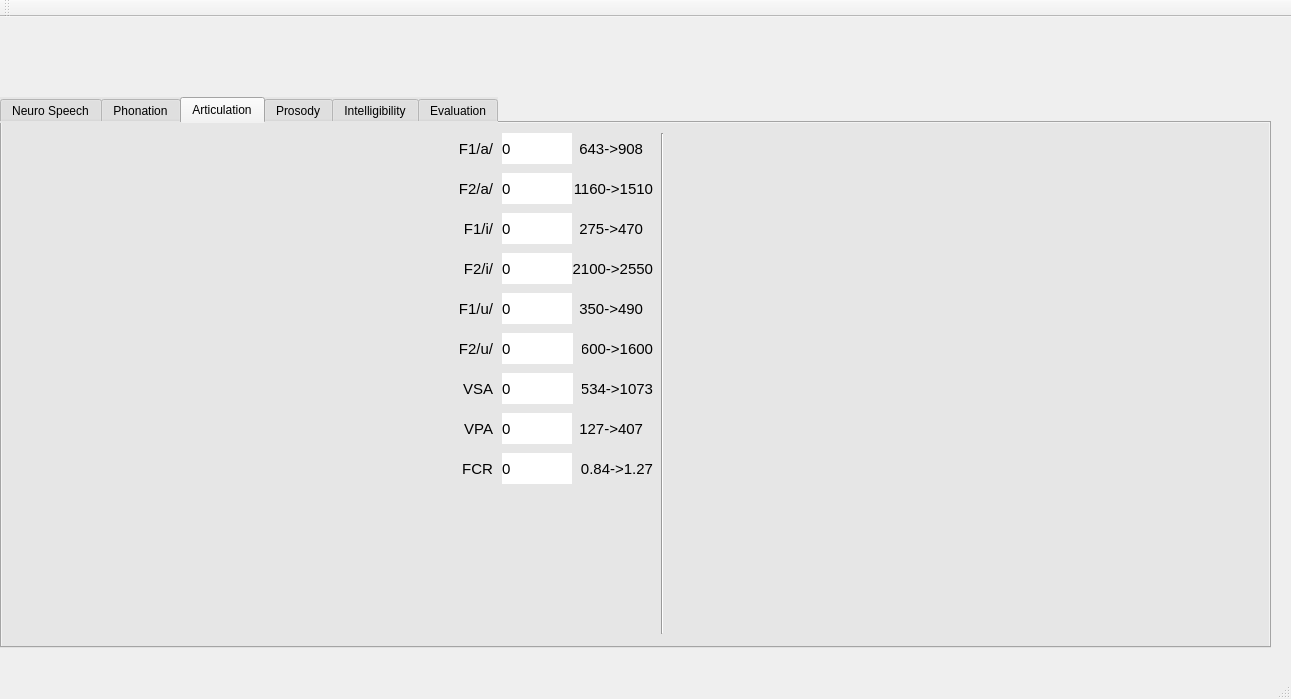
Qt form src/PDTool/mainwindow.ui (jcvasquezc/NeuroSpeech) before a commit.
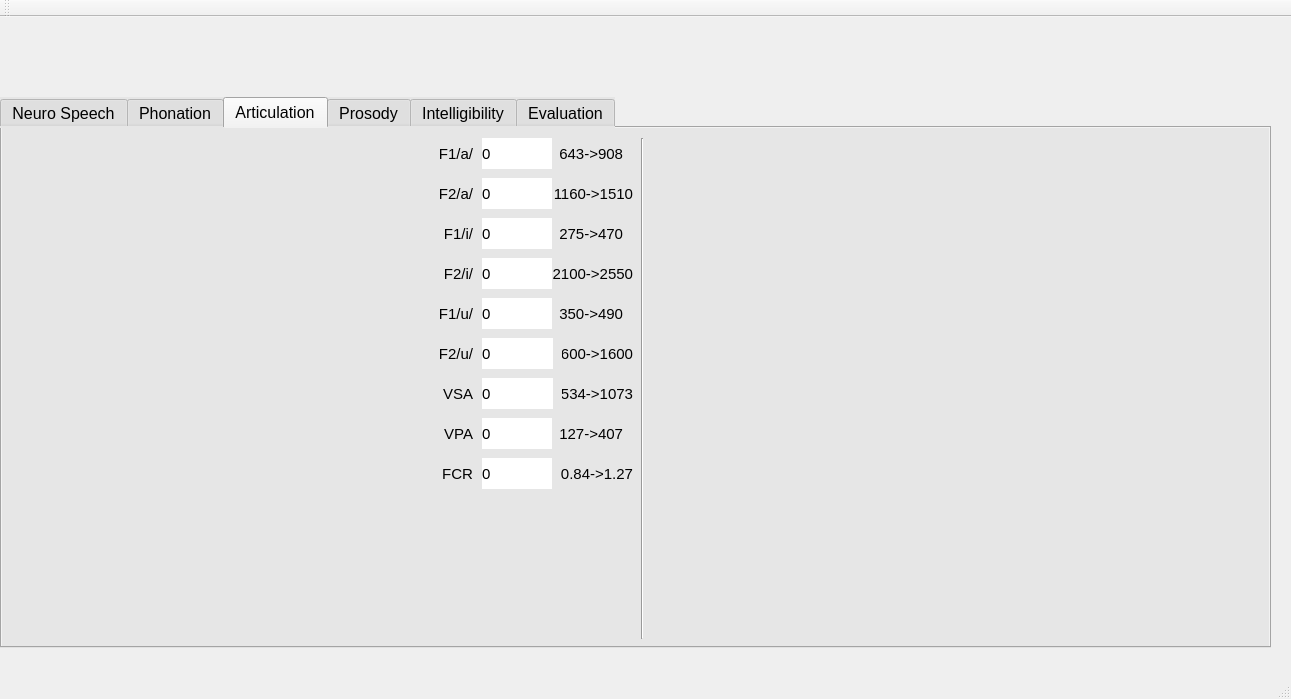
The same form after that commit. The open tabs and pages were chosen to show the change. Custom widgets are drawn as their Qt base class.

```diff
--- a/src/PDTool/mainwindow.ui
+++ b/src/PDTool/mainwindow.ui
@@ -23,6 +23,11 @@
       <height>551</height>
      </rect>
     </property>
+    <property name="font">
+     <font>
+      <pointsize>12</pointsize>
+     </font>
+    </property>
     <property name="styleSheet">
      <string notr="true">background-color: rgb(230, 230, 230);</string>
     </property>
@@ -699,7 +704,7 @@
      <widget class="Line" name="line_2">
       <property name="geometry">
        <rect>
-        <x>650</x>
+        <x>630</x>
         <y>10</y>
         <width>20</width>
         <height>501</height>
@@ -712,9 +717,9 @@
      <widget class="QCustomPlot" name="customPlot_4" native="true">
       <property name="geometry">
        <rect>
-        <x>20</x>
+        <x>10</x>
         <y>10</y>
-        <width>431</width>
+        <width>421</width>
         <height>211</height>
        </rect>
       </property>
@@ -725,10 +730,10 @@
      <widget class="QCustomPlot" name="customPlot_6" native="true">
       <property name="geometry">
        <rect>
-        <x>750</x>
-        <y>10</y>
-        <width>411</width>
-        <height>211</height>
+        <x>760</x>
+        <y>0</y>
+        <width>401</width>
+        <height>201</height>
        </rect>
       </property>
       <property name="styleSheet">
@@ -738,7 +743,7 @@
      <widget class="QLabel" name="label_15">
       <property name="geometry">
        <rect>
-        <x>450</x>
+        <x>430</x>
         <y>50</y>
         <width>41</width>
         <height>31</height>
@@ -759,7 +764,7 @@
      <widget class="QLabel" name="label_16">
       <property name="geometry">
        <rect>
-        <x>500</x>
+        <x>480</x>
         <y>130</y>
         <width>71</width>
         <height>31</height>
@@ -781,7 +786,7 @@
      <widget class="QLabel" name="label_17">
       <property name="geometry">
        <rect>
-        <x>500</x>
+        <x>480</x>
         <y>50</y>
         <width>71</width>
         <height>31</height>
@@ -803,7 +808,7 @@
      <widget class="QLabel" name="label_18">
       <property name="geometry">
        <rect>
-        <x>500</x>
+        <x>480</x>
         <y>170</y>
         <width>71</width>
         <height>31</height>
@@ -825,7 +830,7 @@
      <widget class="QLabel" name="label_19">
       <property name="geometry">
        <rect>
-        <x>450</x>
+        <x>430</x>
         <y>210</y>
         <width>41</width>
         <height>31</height>
@@ -846,7 +851,7 @@
      <widget class="QLabel" name="label_20">
       <property name="geometry">
        <rect>
-        <x>500</x>
+        <x>480</x>
         <y>210</y>
         <width>71</width>
         <height>31</height>
@@ -868,7 +873,7 @@
      <widget class="QLabel" name="label_21">
       <property name="geometry">
        <rect>
-        <x>450</x>
+        <x>430</x>
         <y>10</y>
         <width>41</width>
         <height>31</height>
@@ -889,7 +894,7 @@
      <widget class="QLabel" name="label_22">
       <property name="geometry">
        <rect>
-        <x>450</x>
+        <x>430</x>
         <y>170</y>
         <width>41</width>
         <height>31</height>
@@ -910,7 +915,7 @@
      <widget class="QLabel" name="label_23">
       <property name="geometry">
        <rect>
-        <x>500</x>
+        <x>480</x>
         <y>10</y>
         <width>71</width>
         <height>31</height>
@@ -932,7 +937,7 @@
      <widget class="QLabel" name="label_24">
       <property name="geometry">
        <rect>
-        <x>450</x>
+        <x>430</x>
         <y>130</y>
         <width>41</width>
         <height>31</height>
@@ -953,7 +958,7 @@
      <widget class="QLabel" name="label_25">
       <property name="geometry">
        <rect>
-        <x>500</x>
+        <x>480</x>
         <y>90</y>
         <width>71</width>
         <height>31</height>
@@ -975,7 +980,7 @@
      <widget class="QLabel" name="label_26">
       <property name="geometry">
        <rect>
-        <x>450</x>
+        <x>430</x>
         <y>90</y>
         <width>41</width>
         <height>31</height>
@@ -996,7 +1001,7 @@
      <widget class="QLabel" name="label_27">
       <property name="geometry">
        <rect>
-        <x>450</x>
+        <x>430</x>
         <y>250</y>
         <width>41</width>
         <height>31</height>
@@ -1017,7 +1022,7 @@
      <widget class="QLabel" name="label_28">
       <property name="geometry">
        <rect>
-        <x>500</x>
+        <x>480</x>
         <y>250</y>
         <width>71</width>
         <height>31</height>
@@ -1039,7 +1044,7 @@
      <widget class="QLabel" name="label_29">
       <property name="geometry">
        <rect>
-        <x>500</x>
+        <x>480</x>
         <y>290</y>
         <width>71</width>
         <height>31</height>
@@ -1061,7 +1066,7 @@
      <widget class="QLabel" name="label_30">
       <property name="geometry">
        <rect>
-        <x>450</x>
+        <x>430</x>
         <y>290</y>
         <width>41</width>
         <height>31</height>
@@ -1082,7 +1087,7 @@
      <widget class="QLabel" name="label_31">
       <property name="geometry">
        <rect>
-        <x>500</x>
+        <x>480</x>
         <y>330</y>
         <width>71</width>
         <height>31</height>
@@ -1104,7 +1109,7 @@
      <widget class="QLabel" name="label_32">
       <property name="geometry">
        <rect>
-        <x>450</x>
+        <x>430</x>
         <y>330</y>
         <width>41</width>
         <height>31</height>
@@ -1125,9 +1130,9 @@
      <widget class="QCustomPlot" name="customPlot_5" native="true">
       <property name="geometry">
        <rect>
-        <x>20</x>
+        <x>10</x>
         <y>250</y>
-        <width>431</width>
+        <width>421</width>
         <height>211</height>
        </rect>
       </property>
@@ -1138,7 +1143,7 @@
      <widget class="QLabel" name="label_98">
       <property name="geometry">
        <rect>
-        <x>570</x>
+        <x>550</x>
         <y>10</y>
         <width>71</width>
         <height>31</height>
@@ -1159,7 +1164,7 @@
      <widget class="QLabel" name="label_99">
       <property name="geometry">
        <rect>
-        <x>570</x>
+        <x>550</x>
         <y>50</y>
         <width>81</width>
         <height>31</height>
@@ -1180,7 +1185,7 @@
      <widget class="QLabel" name="label_100">
       <property name="geometry">
        <rect>
-        <x>570</x>
+        <x>550</x>
         <y>90</y>
         <width>71</width>
         <height>31</height>
@@ -1201,7 +1206,7 @@
      <widget class="QLabel" name="label_101">
       <property name="geometry">
        <rect>
-        <x>570</x>
+        <x>550</x>
         <y>130</y>
         <width>81</width>
         <height>31</height>
@@ -1222,7 +1227,7 @@
      <widget class="QLabel" name="label_102">
       <property name="geometry">
        <rect>
-        <x>570</x>
+        <x>550</x>
         <y>170</y>
         <width>71</width>
         <height>31</height>
@@ -1243,7 +1248,7 @@
      <widget class="QLabel" name="label_103">
       <property name="geometry">
        <rect>
-        <x>580</x>
+        <x>560</x>
         <y>210</y>
         <width>71</width>
         <height>31</height>
@@ -1264,7 +1269,7 @@
      <widget class="QLabel" name="label_104">
       <property name="geometry">
        <rect>
-        <x>580</x>
+        <x>560</x>
         <y>250</y>
         <width>71</width>
         <height>31</height>
@@ -1285,7 +1290,7 @@
      <widget class="QLabel" name="label_105">
       <property name="geometry">
        <rect>
-        <x>570</x>
+        <x>550</x>
         <y>290</y>
         <width>71</width>
         <height>31</height>
@@ -1306,7 +1311,7 @@
      <widget class="QLabel" name="label_106">
       <property name="geometry">
        <rect>
-        <x>570</x>
+        <x>550</x>
         <y>330</y>
         <width>81</width>
         <height>31</height>
@@ -1327,10 +1332,10 @@
      <widget class="QLabel" name="radarArt">
       <property name="geometry">
        <rect>
-        <x>830</x>
-        <y>240</y>
-        <width>261</width>
-        <height>261</height>
+        <x>800</x>
+        <y>200</y>
+        <width>321</width>
+        <height>321</height>
        </rect>
       </property>
       <property name="text">
@@ -3849,7 +3854,7 @@
      <rect>
       <x>250</x>
       <y>0</y>
-      <width>841</width>
+      <width>831</width>
       <height>81</height>
      </rect>
     </property>
```
Left out of the diff: 96 changed lines with no effect on the pictures.
